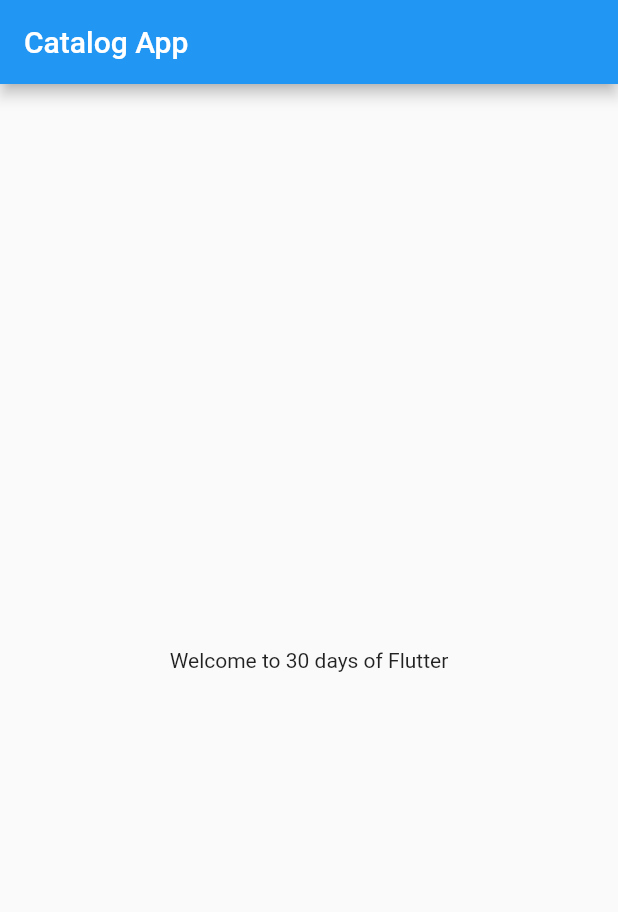
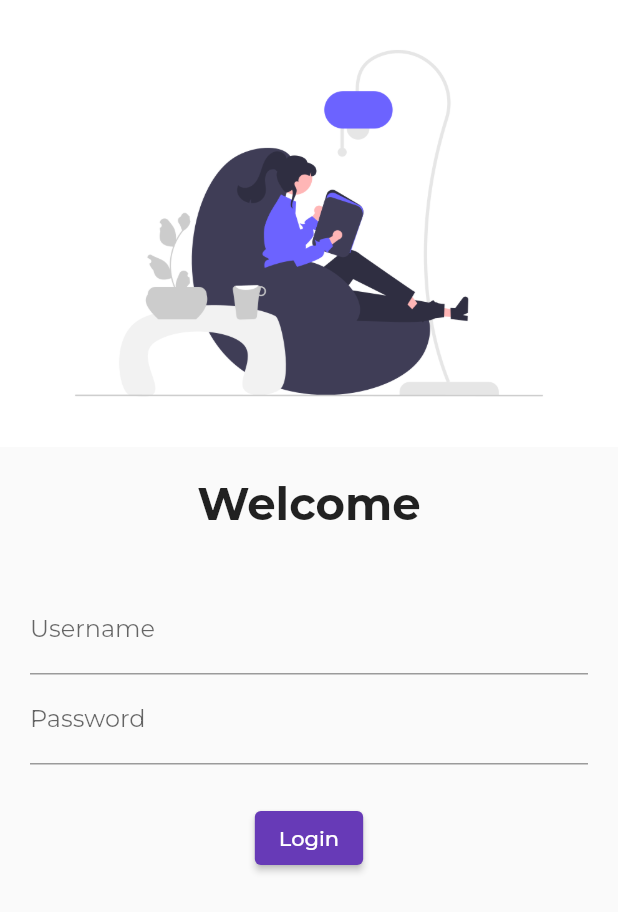
Before and after one commit to Siddharth747/Catalog_app, a Flutter app: the screen it shows after launch, on a phone screen of 412 x 824 dp. Shown: the top 912 px of the screen. Run offline on Flutter 3.47's test engine with Material 2 defaults, Android fonts, the phone set to English and light mode, and no system bars; our stand-ins replace google_fonts.

Commit message:
day 4 completed

```diff
--- a/lib/main.dart
+++ b/lib/main.dart
@@ -1,5 +1,7 @@
 import 'package:flutter/material.dart';
-import 'package:flutter_ecommerce_app/Homepage.dart';
+import 'package:flutter_ecommerce_app/pages/Homepage.dart';
+import 'package:flutter_ecommerce_app/pages/Loginpage.dart';
+import 'package:google_fonts/google_fonts.dart';
 
 void main() {
   runApp(const MyApp());
@@ -10,6 +12,18 @@ class MyApp extends StatelessWidget {
 
   @override
   Widget build(BuildContext context) {
-    return const MaterialApp(home: Homepage());
+    return MaterialApp(
+        themeMode: ThemeMode.light,
+        theme: ThemeData(
+            primarySwatch: Colors.deepPurple,
+            fontFamily: GoogleFonts.montserrat().fontFamily),
+        darkTheme: ThemeData(
+          brightness: Brightness.light,
+        ),
+        initialRoute: '/',
+        routes: {
+          "/": (context) => Loginpage(),
+          "/HomePage/": (context) => Homepage(),
+        });
   }
 }
--- a/lib/Homepage.dart
+++ b/lib/pages/Homepage.dart
@@ -11,6 +11,7 @@ class Homepage extends StatelessWidget {
       ),
       body: Center(
           child: Container(child: const Text('Welcome to 30 days of Flutter'))),
+      drawer: const Drawer(),
     );
   }
 }
--- /dev/null
+++ b/lib/pages/Loginpage.dart
@@ -0,0 +1,55 @@
+import 'package:flutter/material.dart';
+import 'dart:developer' as devtools show log;
+
+class Loginpage extends StatelessWidget {
+  const Loginpage({Key? key}) : super(key: key);
+
+  @override
+  Widget build(BuildContext context) {
+    return Material(
+      child: Column(children: [
+        Image.asset(
+          "assets/images/read_image.png",
+          fit: BoxFit.cover,
+        ),
+        const SizedBox(
+          height: 20,
+        ),
+        const Text(
+          "Welcome",
+          style: TextStyle(
+            fontWeight: FontWeight.bold,
+            fontSize: 30,
+          ),
+        ),
+        SizedBox(
+          height: 20,
+        ),
+        Padding(
+          padding: const EdgeInsets.symmetric(vertical: 15, horizontal: 20),
+          child: Column(
+            children: [
+              TextFormField(
+                decoration: InputDecoration(
+                    hintText: "Enter Username", labelText: "Username"),
+              ),
+              TextFormField(
+                obscureText: true,
+                decoration: InputDecoration(
+                    hintText: "Enter Password", labelText: "Password"),
+              ),
+            ],
+          ),
+        ),
+        SizedBox(
+          height: 10,
+        ),
+        ElevatedButton(
+            onPressed: () {
+              devtools.log("Login");
+            },
+            child: const Text("Login")),
+      ]),
+    );
+  }
+}
--- a/pubspec.yaml
+++ b/pubspec.yaml
@@ -34,6 +34,7 @@ dependencies:
   # The following adds the Cupertino Icons font to your application.
   # Use with the CupertinoIcons class for iOS style icons.
   cupertino_icons: ^1.0.2
+  google_fonts: ^3.0.1
 
 dev_dependencies:
   flutter_test:
@@ -58,8 +59,8 @@ flutter:
   uses-material-design: true
 
   # To add assets to your application, add an assets section, like this:
-  # assets:
-  #   - images/a_dot_burr.jpeg
+  assets:
+    - assets/images/
   #   - images/a_dot_ham.jpeg
 
   # An image asset can refer to one or more resolution-specific "variants", see
```
Also changed, not shown: assets/images/read_image.png (added), pubspec.lock.
